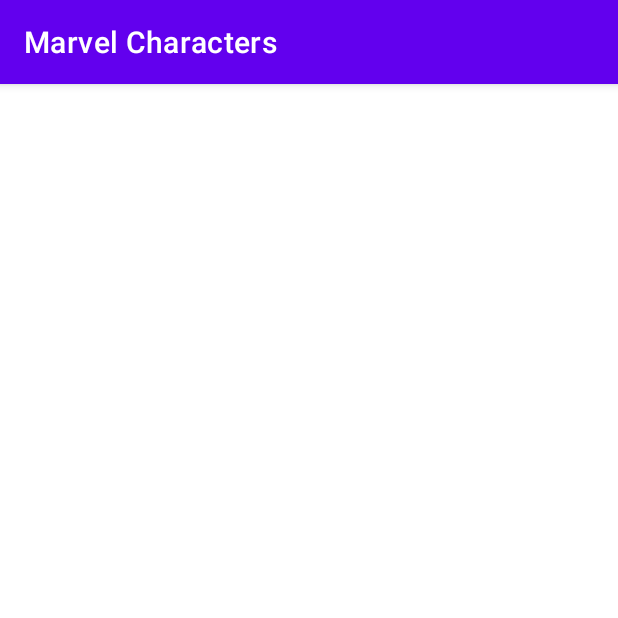
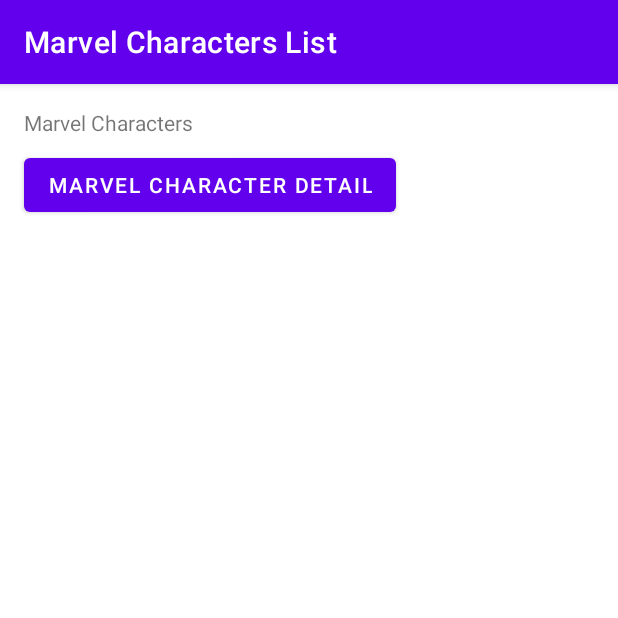
Before and after one commit to juanchosandox90/Marvel-Characters, an Android app: the screen it shows after launch (MainActivity), on a phone screen of 412 x 824 dp, the top half of it. Run offline under Robolectric (Android 15) with nearby library versions, the phone set to English and light mode, and no system bars; our stand-ins replace data binding, navigation-ui.

Commit message:
Add navigation components
 - Add the navigation graph file to be able to use navigation component through the project
- Add marvel character list fragment and marvel character detail fragment to the project
- Refactor the fragments and the main activity to use databinding pattern
- Add navigation setup to be able to navigate back with the custom arrow in the UI

```diff
--- a/app/src/main/AndroidManifest.xml
+++ b/app/src/main/AndroidManifest.xml
@@ -17,7 +17,7 @@
         android:theme="@style/Theme.MarvelCharacters"
         tools:targetApi="31">
         <activity
-            android:name=".MainActivity"
+            android:name=".ui.MainActivity"
             android:exported="true">
             <intent-filter>
                 <action android:name="android.intent.action.MAIN" />
--- a/app/src/main/java/com/sandoval/marvelcharacters/MainActivity.kt
+++ /dev/null
@@ -1,11 +0,0 @@
-package com.sandoval.marvelcharacters
-
-import androidx.appcompat.app.AppCompatActivity
-import android.os.Bundle
-
-class MainActivity : AppCompatActivity() {
-    override fun onCreate(savedInstanceState: Bundle?) {
-        super.onCreate(savedInstanceState)
-        setContentView(R.layout.activity_main)
-    }
-}
--- /dev/null
+++ b/app/src/main/java/com/sandoval/marvelcharacters/ui/MainActivity.kt
@@ -0,0 +1,38 @@
+package com.sandoval.marvelcharacters.ui
+
+import androidx.appcompat.app.AppCompatActivity
+import android.os.Bundle
+import androidx.navigation.NavController
+import androidx.navigation.fragment.NavHostFragment
+import androidx.navigation.ui.AppBarConfiguration
+import androidx.navigation.ui.navigateUp
+import androidx.navigation.ui.setupActionBarWithNavController
+import com.sandoval.marvelcharacters.R
+import com.sandoval.marvelcharacters.databinding.ActivityMainBinding
+
+class MainActivity : AppCompatActivity() {
+    private lateinit var appBarConfiguration: AppBarConfiguration
+    private lateinit var navController: NavController
+    private var _mainActivityBinding: ActivityMainBinding? = null
+    private val mainActivityMainBinding get() = _mainActivityBinding!!
+
+    override fun onCreate(savedInstanceState: Bundle?) {
+        super.onCreate(savedInstanceState)
+        _mainActivityBinding = ActivityMainBinding.inflate(layoutInflater)
+        setupNavigation()
+        setContentView(mainActivityMainBinding.root)
+    }
+
+    private fun setupNavigation() {
+        val navHostFragment =
+            supportFragmentManager.findFragmentById(R.id.nav_host_fragment_activity_main) as NavHostFragment
+        navController = navHostFragment.navController
+        appBarConfiguration = AppBarConfiguration.Builder(navController.graph).build()
+        setupActionBarWithNavController(navController, appBarConfiguration)
+    }
+
+    override fun onSupportNavigateUp(): Boolean {
+        return navController.navigateUp(appBarConfiguration)
+                || super.onSupportNavigateUp()
+    }
+}
--- /dev/null
+++ b/app/src/main/java/com/sandoval/marvelcharacters/ui/fragments/MarvelCharacterDetailFragment.kt
@@ -0,0 +1,22 @@
+package com.sandoval.marvelcharacters.ui.fragments
+
+import android.os.Bundle
+import android.view.LayoutInflater
+import android.view.View
+import android.view.ViewGroup
+import androidx.fragment.app.Fragment
+import com.sandoval.marvelcharacters.databinding.FragmentMarvelCharacterDetailBinding
+
+class MarvelCharacterDetailFragment : Fragment() {
+
+    private var _fragmentMarvelCharacterDetailBinding: FragmentMarvelCharacterDetailBinding? = null
+    private val fragmentMarvelCharacterDetailBinding get() = _fragmentMarvelCharacterDetailBinding!!
+
+    override fun onCreateView(
+        inflater: LayoutInflater, container: ViewGroup?,
+        savedInstanceState: Bundle?
+    ): View? {
+        _fragmentMarvelCharacterDetailBinding = FragmentMarvelCharacterDetailBinding.inflate(inflater, container, false)
+        return fragmentMarvelCharacterDetailBinding.root
+    }
+}
--- /dev/null
+++ b/app/src/main/java/com/sandoval/marvelcharacters/ui/fragments/MarvelCharactersFragment.kt
@@ -0,0 +1,31 @@
+package com.sandoval.marvelcharacters.ui.fragments
+
+import android.os.Bundle
+import androidx.fragment.app.Fragment
+import android.view.LayoutInflater
+import android.view.View
+import android.view.ViewGroup
+import androidx.navigation.fragment.findNavController
+import com.sandoval.marvelcharacters.databinding.FragmentMarvelCharactersBinding
+
+class MarvelCharactersFragment : Fragment() {
+
+    private var _fragmentMarvelCharactersBinding: FragmentMarvelCharactersBinding? = null
+    private val fragmentMarvelCharactersBinding get() = _fragmentMarvelCharactersBinding!!
+
+    override fun onCreateView(
+        inflater: LayoutInflater, container: ViewGroup?,
+        savedInstanceState: Bundle?
+    ): View? {
+        _fragmentMarvelCharactersBinding =
+            FragmentMarvelCharactersBinding.inflate(inflater, container, false)
+
+        fragmentMarvelCharactersBinding.goToDetail.setOnClickListener {
+            val action =
+                MarvelCharactersFragmentDirections.actionNavigationMarvelCharacterListFragmentToMarvelCharacterDetailFragment()
+            findNavController().navigate(action)
+        }
+
+        return fragmentMarvelCharactersBinding.root
+    }
+}
--- a/app/src/main/res/layout/activity_main.xml
+++ b/app/src/main/res/layout/activity_main.xml
@@ -10,8 +10,23 @@
     <androidx.constraintlayout.widget.ConstraintLayout
         android:layout_width="match_parent"
         android:layout_height="match_parent"
-        tools:context=".MainActivity">
+        tools:context=".ui.MainActivity">
 
+        <fragment
+            android:id="@+id/nav_host_fragment_activity_main"
+            android:name="androidx.navigation.fragment.NavHostFragment"
+            android:layout_width="match_parent"
+            android:layout_height="0dp"
+            android:elevation="0dp"
+            app:defaultNavHost="true"
+            app:layout_constraintBottom_toBottomOf="parent"
+            app:layout_constraintHorizontal_bias="0.0"
+            app:layout_constraintLeft_toLeftOf="parent"
+            app:layout_constraintRight_toRightOf="parent"
+            app:layout_constraintTop_toTopOf="parent"
+            app:layout_constraintVertical_bias="0.0"
+            app:navGraph="@navigation/marvel_characters_navigation"
+            tools:ignore="FragmentTagUsage" />
 
     </androidx.constraintlayout.widget.ConstraintLayout>
 </layout>
--- /dev/null
+++ b/app/src/main/res/layout/fragment_marvel_character_detail.xml
@@ -0,0 +1,20 @@
+<?xml version="1.0" encoding="utf-8"?>
+<layout xmlns:android="http://schemas.android.com/apk/res/android"
+    xmlns:tools="http://schemas.android.com/tools">
+
+    <data>
+
+    </data>
+
+    <FrameLayout
+        android:layout_width="match_parent"
+        android:layout_height="match_parent"
+        tools:context=".ui.fragments.MarvelCharacterDetailFragment">
+
+        <TextView
+            android:layout_width="match_parent"
+            android:layout_height="match_parent"
+            android:text="Marvel Characters Detail Fragment" />
+
+    </FrameLayout>
+</layout>
--- /dev/null
+++ b/app/src/main/res/layout/fragment_marvel_characters.xml
@@ -0,0 +1,37 @@
+<?xml version="1.0" encoding="utf-8"?>
+<layout xmlns:android="http://schemas.android.com/apk/res/android"
+    xmlns:tools="http://schemas.android.com/tools"
+    xmlns:app="http://schemas.android.com/apk/res-auto">
+
+    <data>
+
+    </data>
+
+    <androidx.constraintlayout.widget.ConstraintLayout
+        android:layout_width="match_parent"
+        android:layout_height="match_parent"
+        tools:context=".ui.fragments.MarvelCharactersFragment">
+
+        <TextView
+            android:id="@+id/textView"
+            android:layout_width="0dp"
+            android:layout_height="wrap_content"
+            android:layout_marginStart="16dp"
+            android:layout_marginTop="16dp"
+            android:text="@string/app_name"
+            app:layout_constraintEnd_toEndOf="parent"
+            app:layout_constraintStart_toStartOf="parent"
+            app:layout_constraintTop_toTopOf="parent" />
+
+        <Button
+            android:id="@+id/go_to_detail"
+            android:layout_width="wrap_content"
+            android:layout_height="wrap_content"
+            android:layout_marginStart="16dp"
+            android:layout_marginTop="8dp"
+            android:text="Marvel Character Detail"
+            app:layout_constraintStart_toStartOf="parent"
+            app:layout_constraintTop_toBottomOf="@+id/textView" />
+
+    </androidx.constraintlayout.widget.ConstraintLayout>
+</layout>
--- /dev/null
+++ b/app/src/main/res/navigation/marvel_characters_navigation.xml
@@ -0,0 +1,23 @@
+<?xml version="1.0" encoding="utf-8"?>
+<navigation xmlns:android="http://schemas.android.com/apk/res/android"
+    xmlns:app="http://schemas.android.com/apk/res-auto"
+    xmlns:tools="http://schemas.android.com/tools"
+    android:id="@+id/marvel_characters_navigation"
+    app:startDestination="@id/navigation_marve_character_list_fragment">
+
+    <fragment
+        android:id="@+id/navigation_marve_character_list_fragment"
+        android:name="com.sandoval.marvelcharacters.ui.fragments.MarvelCharactersFragment"
+        android:label="Marvel Characters List"
+        tools:layout="@layout/fragment_marvel_characters">
+        <action
+            android:id="@+id/action_navigation_marvel_character_list_fragment_to_marvelCharacterDetailFragment"
+            app:destination="@id/navigation_marve_character_detail_fragment" />
+    </fragment>
+    <fragment
+        android:id="@+id/navigation_marve_character_detail_fragment"
+        android:name="com.sandoval.marvelcharacters.ui.fragments.MarvelCharacterDetailFragment"
+        android:label="Marvel Character Detail"
+        tools:layout="@layout/fragment_marvel_character_detail" />
+
+</navigation>
```
